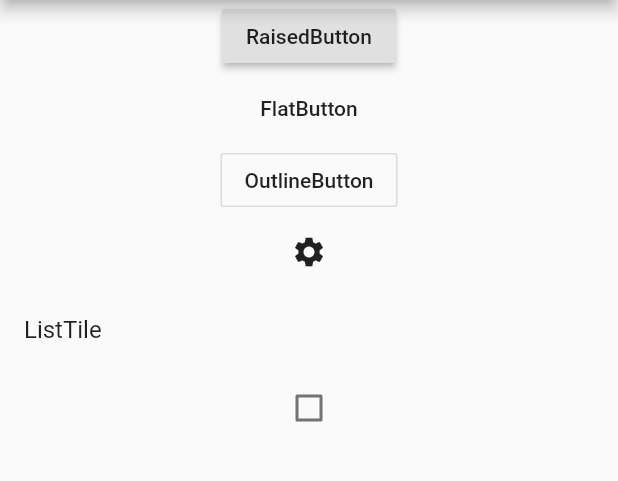
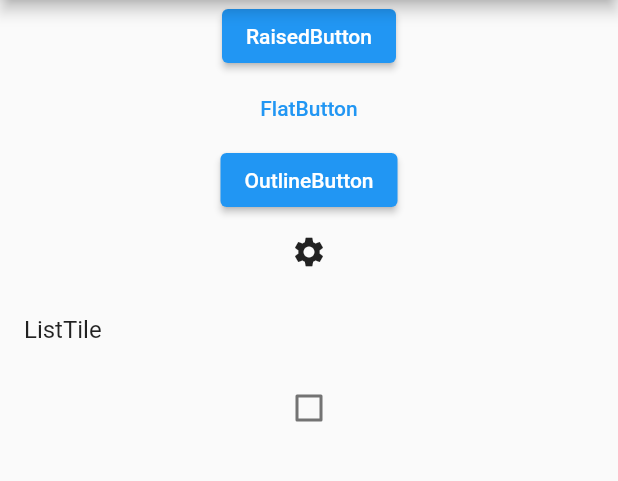
Before and after one commit to ueman/splash, a Flutter app: the screen it shows after launch, after a tap on "InkSplash.splashFactory", on a phone screen of 412 x 824 dp, the part 84-565 px from its top. Run offline on Flutter 3.47's test engine with Material 2 defaults, Android fonts, the phone set to English and light mode, and no system bars.

Commit message:
fix deprecation warnings

```diff
--- a/example/lib/main.dart
+++ b/example/lib/main.dart
@@ -256,9 +256,9 @@ class _SampleState extends State<Sample> {
       ),
       body: Column(
         children: <Widget>[
-          RaisedButton(child: const Text('RaisedButton'), onPressed: () {}),
-          FlatButton(child: const Text('FlatButton'), onPressed: () {}),
-          OutlineButton(child: const Text('OutlineButton'), onPressed: () {}),
+          ElevatedButton(child: const Text('RaisedButton'), onPressed: () {}),
+          TextButton(child: const Text('FlatButton'), onPressed: () {}),
+          ElevatedButton(child: const Text('OutlineButton'), onPressed: () {}),
           IconButton(icon: const Icon(Icons.settings), onPressed: () {}),
           ListTile(title: const Text('ListTile'), onTap: () {}),
           Checkbox(
@@ -270,7 +270,8 @@ class _SampleState extends State<Sample> {
               setState(() {
                 checkBoxValue = newValue;
               });
-              }),
+            },
+          ),
         ],
       ),
     );
--- a/example/pubspec.yaml
+++ b/example/pubspec.yaml
@@ -7,10 +7,9 @@ version: 1.0.0+1
 
 environment:
   sdk: '>=2.12.0-0 <3.0.0'
-  flutter: '>=1.24.0-10.2.pre <2.0.0'
+  flutter: '>=1.26.0-17.5.pre'
 
 dependencies:
-  cupertino_icons: ^1.0.0
   flutter:
     sdk: flutter
   splash:
```
Lines whose indentation alone changed are shown as unchanged.
